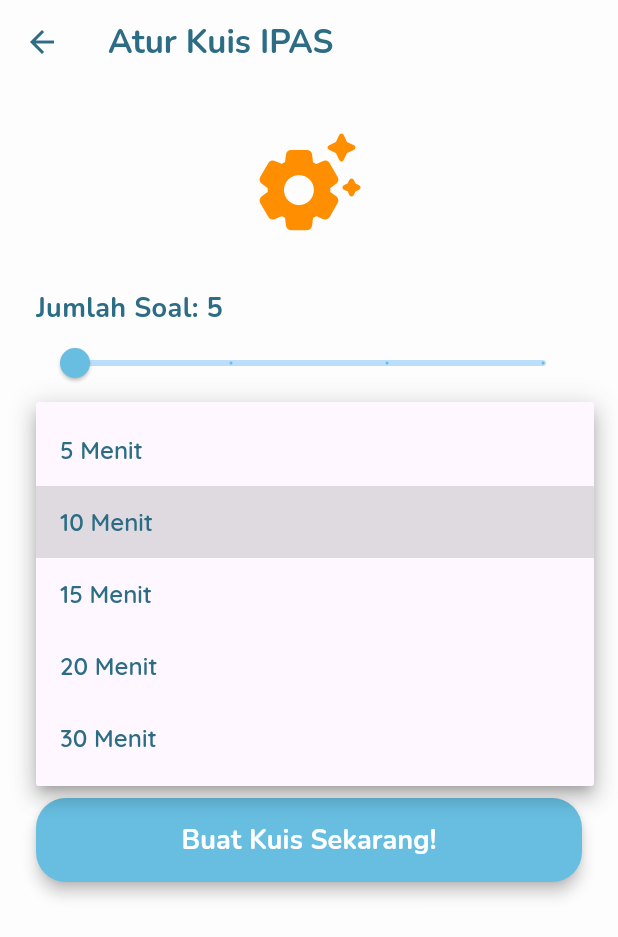
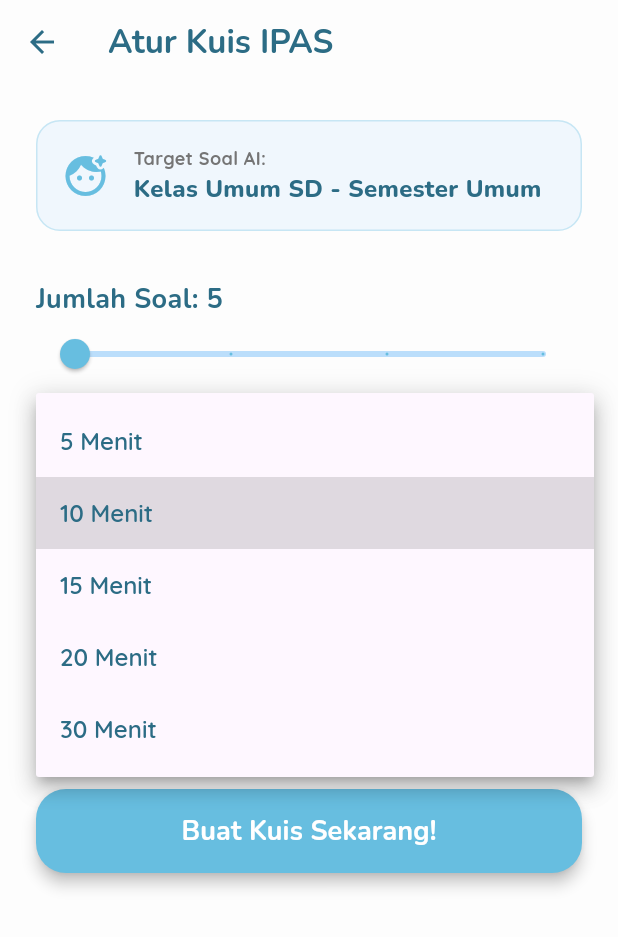
Before and after one commit to luhihsan/AjarApp, a Flutter app: the QuizConfigPage screen opened directly, after a tap on an icon or button, on a phone screen of 412 x 824 dp. Shown: the top 937 px of the screen. Run offline on Flutter 3.47's test engine with Material 3 defaults, Android fonts, the phone set to English and light mode, and no system bars; our stand-ins replace cloud_firestore, firebase_auth, firebase_core, flutter_dotenv, google_fonts, google_generative_ai; accounts and stored records are empty; generated files the repository leaves out were written again; network calls fail.

Commit message:
feat(quiz): Add quiz play page and question generator

````diff
--- a/ajarapp/lib/auth/login_page.dart
+++ b/ajarapp/lib/auth/login_page.dart
@@ -4,6 +4,7 @@ import 'package:google_fonts/google_fonts.dart';
 
 import 'register_parent_page.dart';
 import 'package:ajarapp/utils/auth_helper.dart';
+import '../main_screen/main_screen.dart';
 
 class LoginPage extends StatefulWidget {
   const LoginPage({super.key});
@@ -34,7 +35,8 @@ class _LoginPageState extends State<LoginPage> {
       );
 
       if (mounted) {
-        CustomSnackBar.show(context, "Selamat datang kembali!", isError: false);
+        CustomSnackBar.show(context, "Otentikasi berhasil. Mengalihkan...", isError: false);
+        Navigator.pushReplacement(context, MaterialPageRoute(builder: (_) => const MainScreen()));
       }
     } on FirebaseAuthException catch (e) {
       String errorMessage = AuthExceptionHandler.getMessage(e);
--- a/ajarapp/lib/main.dart
+++ b/ajarapp/lib/main.dart
@@ -2,10 +2,13 @@ import 'package:ajarapp/main_screen/main_screen.dart';
 import 'package:flutter/material.dart';
 import 'package:firebase_core/firebase_core.dart';
 import 'firebase_options.dart';
+import 'package:flutter_dotenv/flutter_dotenv.dart';
 import 'auth/landing_page.dart';
 
 void main() async {
   WidgetsFlutterBinding.ensureInitialized();
+
+  await dotenv.load(fileName: ".env");
 
   await Firebase.initializeApp(
     options: DefaultFirebaseOptions.currentPlatform,
@@ -22,7 +25,7 @@ class AjarApp extends StatelessWidget {
     return MaterialApp(
       title: 'Ajar App',
       theme: ThemeData(primarySwatch: Colors.blue),
-      home: const MainScreen(),
+      home: const LandingPage(),
     );
   }
 }
--- a/ajarapp/lib/quiz/quiz_config_page.dart
+++ b/ajarapp/lib/quiz/quiz_config_page.dart
@@ -1,7 +1,11 @@
 import 'package:flutter/material.dart';
 import 'package:google_fonts/google_fonts.dart';
+import 'package:cloud_firestore/cloud_firestore.dart';
+import 'package:firebase_auth/firebase_auth.dart';
+
 import '../services/gemini_service.dart';
 import '../models/question_model.dart';
+import 'quiz_play_page.dart';
 
 class QuizConfigPage extends StatefulWidget {
   final String mapel;
@@ -17,13 +21,69 @@ class _QuizConfigPageState extends State<QuizConfigPage> {
   final Color darkBlueText = const Color(0xFF2C6C85);
   final Color bgColor = const Color(0xFFFDFDFD);
 
-  // State untuk konfigurasi
+  // State Konfigurasi Soal
   double _jumlahSoal = 5;
   int _waktuMenit = 10;
   String _kesulitan = "Sedang";
 
+  // State Data Anak
+  String _kelasAnak = "";
+  String _semesterAnak = "";
+  bool _isLoadingData = true; // Buat nahan UI sebelum data anak keload
+
+  @override
+  void initState() {
+    super.initState();
+    _fetchChildData();
+  }
+
+  // LOGIC TARIK DATA ANAK DARI FIRESTORE
+  Future<void> _fetchChildData() async {
+    try {
+      String uidOrtu = FirebaseAuth.instance.currentUser!.uid;
+
+      // Ambil dokumen anak pertama dari sub-collection 'children'
+      var childDocs = await FirebaseFirestore.instance
+          .collection('users')
+          .doc(uidOrtu)
+          .collection('children')
+          .limit(1)
+          .get();
+
+      if (childDocs.docs.isNotEmpty) {
+        var data = childDocs.docs.first.data();
+        setState(() {
+          _kelasAnak = data['kelas'] ?? "Umum";
+          _semesterAnak = data['semester'] ?? "Umum";
+          _isLoadingData = false;
+        });
+      } else {
+        // Fallback kalau ortu belum masukin data anak
+        setState(() {
+          _kelasAnak = "Umum";
+          _semesterAnak = "Umum";
+          _isLoadingData = false;
+        });
+      }
+    } catch (e) {
+      setState(() {
+        _kelasAnak = "Umum";
+        _semesterAnak = "Umum";
+        _isLoadingData = false;
+      });
+    }
+  }
+
   @override
   Widget build(BuildContext context) {
+    // Kalau data anak belum ke-load, tampilin loading spinner
+    if (_isLoadingData) {
+      return Scaffold(
+        backgroundColor: bgColor,
+        body: Center(child: CircularProgressIndicator(color: primaryBlue)),
+      );
+    }
+
     return Scaffold(
       backgroundColor: bgColor,
       appBar: AppBar(
@@ -37,9 +97,29 @@ class _QuizConfigPageState extends State<QuizConfigPage> {
         child: Column(
           crossAxisAlignment: CrossAxisAlignment.start,
           children: [
-            // Header Image/Icon
-            Center(
-              child: Icon(Icons.settings_suggest_rounded, size: 80, color: accentOrange),
+            // Header Info Anak (Biar transparan ke Ortu kalau soalnya udah dicustomize)
+            Container(
+              padding: const EdgeInsets.all(16),
+              decoration: BoxDecoration(
+                color: Colors.blue.shade50.withOpacity(0.5),
+                borderRadius: BorderRadius.circular(16),
+                border: Border.all(color: primaryBlue.withOpacity(0.3)),
+              ),
+              child: Row(
+                children: [
+                  Icon(Icons.face_retouching_natural_rounded, color: primaryBlue, size: 32),
+                  const SizedBox(width: 16),
+                  Expanded(
+                    child: Column(
+                      crossAxisAlignment: CrossAxisAlignment.start,
+                      children: [
+                        Text("Target Soal AI:", style: GoogleFonts.quicksand(fontSize: 12, fontWeight: FontWeight.bold, color: Colors.grey.shade600)),
+                        Text("Kelas $_kelasAnak SD - Semester $_semesterAnak", style: GoogleFonts.nunito(fontSize: 16, fontWeight: FontWeight.w800, color: darkBlueText)),
+                      ],
+                    ),
+                  )
+                ],
+              ),
             ),
             const SizedBox(height: 32),
 
@@ -49,7 +129,7 @@ class _QuizConfigPageState extends State<QuizConfigPage> {
               value: _jumlahSoal,
               min: 5,
               max: 20,
-              divisions: 3, // 5, 10, 15, 20
+              divisions: 3,
               activeColor: primaryBlue,
               inactiveColor: Colors.blue.shade100,
               label: _jumlahSoal.toInt().toString(),
@@ -101,7 +181,6 @@ class _QuizConfigPageState extends State<QuizConfigPage> {
             // Tombol Generate
             ElevatedButton(
               onPressed: () async {
-                // 1. Tampilkan Loading Dialog
                 showDialog(
                   context: context,
                   barrierDismissible: false,
@@ -109,24 +188,22 @@ class _QuizConfigPageState extends State<QuizConfigPage> {
                 );
 
                 try {
-                  // 2. Panggil Gemini Service
+                  // MENGIRIM KELAS & SEMESTER KE GEMINI
                   List<QuestionModel> generatedQuestions = await GeminiService.generateQuiz(
                     mapel: widget.mapel,
                     jumlahSoal: _jumlahSoal.toInt(),
                     kesulitan: _kesulitan,
+                    kelas: _kelasAnak,
+                    semester: _semesterAnak,
                   );
 
-                  // 3. Tutup Loading
                   if (context.mounted) Navigator.pop(context);
 
-                  // 4. Navigasi ke Halaman Kuis (QuizPlayPage)
                   if (context.mounted) {
                     ScaffoldMessenger.of(context).showSnackBar(
                       const SnackBar(content: Text("Soal berhasil dibuat!"), backgroundColor: Colors.green),
                     );
 
-                    // TODO: Arahkan ke QuizPlayPage dengan membawa data generatedQuestions
-                    /*
                     Navigator.pushReplacement(
                       context,
                       MaterialPageRoute(builder: (_) => QuizPlayPage(
@@ -134,10 +211,8 @@ class _QuizConfigPageState extends State<QuizConfigPage> {
                         waktuMenit: _waktuMenit
                       ))
                     );
-                    */
                   }
                 } catch (e) {
-                  // Tutup loading jika error
                   if (context.mounted) {
                     Navigator.pop(context);
                     ScaffoldMessenger.of(context).showSnackBar(
--- a/ajarapp/lib/services/gemini_service.dart
+++ b/ajarapp/lib/services/gemini_service.dart
@@ -1,34 +1,44 @@
 import 'dart:convert';
 import 'package:google_generative_ai/google_generative_ai.dart';
-import '../models/question_model.dart'; // Import model yang tadi kita bikin
+import 'package:flutter_dotenv/flutter_dotenv.dart';
+
+import '../models/question_model.dart';
 
 class GeminiService {
-  static const String _apiKey = 'MASUKKAN_API_KEY_LO_DI_SINI';
+  static String get _apiKey => dotenv.env['GEMINI_API_KEY'] ?? '';
 
   static Future<List<QuestionModel>> generateQuiz({
     required String mapel,
     required int jumlahSoal,
     required String kesulitan,
+    required String kelas,
+    required String semester,
   }) async {
+
+    if (_apiKey.isEmpty) {
+      throw Exception("API Key tidak ditemukan. Pastikan file .env sudah diatur.");
+    }
+
     final model = GenerativeModel(
-      model: 'gemini-1.5-flash',
-      apiKey: 'AIzaSyALu_BSyAQo9p-JkHSMc0z7ILd5N8Niu98',
+      model: 'gemini-2.5-flash',
+      apiKey: _apiKey,
     );
 
     final prompt = '''
       Kamu adalah seorang guru SD yang ahli. Buatkan $jumlahSoal soal pilihan ganda untuk mata pelajaran $mapel.
-      Tingkat kesulitan: $kesulitan.
+      Target siswa: Kelas $kelas SD, Semester $semester.
+      Tingkat kesulitan soal: $kesulitan.
 
       Aturan ketat:
-      1. Kembalikan balasan HANYA dalam format array JSON yang valid.
-      2. Dilarang menambahkan teks pengantar seperti "Berikut adalah soalnya" atau menggunakan markdown block ```json.
+      1. Materi harus BENAR-BENAR sesuai dengan kurikulum kelas $kelas SD semester $semester di Indonesia.
+      2. Kembalikan balasan HANYA dalam format array JSON yang valid tanpa markdown ```json.
       3. Format JSON harus persis seperti ini:
       [
         {
           "question": "Apa fungsi klorofil pada daun?",
-          "options": ["A. Menyerap air", "B. Menyerap cahaya matahari", "C. Menghasilkan oksigen", "D. Menyimpan makanan"],
-          "correctAnswer": "B. Menyerap cahaya matahari",
-          "explanation": "Klorofil berfungsi untuk menyerap energi dari cahaya matahari yang digunakan dalam proses fotosintesis."
+          "options": ["A. Menyerap air", "B. Menyerap cahaya", "C. Menghasilkan oksigen", "D. Menyimpan makanan"],
+          "correctAnswer": "B. Menyerap cahaya",
+          "explanation": "Klorofil berfungsi menyerap cahaya matahari untuk fotosintesis."
         }
       ]
     ''';
@@ -36,12 +46,10 @@ class GeminiService {
     try {
       final response = await model.generateContent([Content.text(prompt)]);
       final String responseText = response.text ?? '[]';
+
       final cleanedText = responseText.replaceAll('```json', '').replaceAll('```', '').trim();
-
-      // Parsing JSON dari AI ke bentuk List
       final List<dynamic> jsonList = jsonDecode(cleanedText);
 
-      // Mapping dari JSON List ke List<QuestionModel>
       return jsonList.map((json) => QuestionModel.fromJson(json)).toList();
 
     } catch (e) {
--- a/ajarapp/lib/utils/auth_helper.dart
+++ b/ajarapp/lib/utils/auth_helper.dart
@@ -13,15 +13,14 @@ class AppValidator {
 
   static String? validatePassword(String? value) {
     if (value == null || value.isEmpty) return "Password wajib diisi.";
-
     if (value.length < 8 ||
         !value.contains(RegExp(r'[A-Z]')) ||
-        !value.contains(RegExp(r'[0-9]')) ||
-        !value.contains(RegExp(r'[!@#$%^&*(),.?":{}|<>]'))) {
+        !value.contains(RegExp(r'[0-9]'))) {
       return "Kriteria keamanan password belum terpenuhi.";
     }
     return null;
   }
+
 }
 
 class AuthExceptionHandler {
--- a/ajarapp/pubspec.yaml
+++ b/ajarapp/pubspec.yaml
@@ -41,6 +41,7 @@ dependencies:
   google_sign_in: ^7.1.1
   provider: ^6.1.5+1
   google_generative_ai: ^0.4.7
+  flutter_dotenv: ^6.0.1
 
 dev_dependencies:
   flutter_test:
@@ -68,6 +69,7 @@ flutter:
     - lib/assets/logo.png
     - lib/assets/parent_owl.png
     - lib/assets/baby_owl.png
+    - .env
 
   # To add assets to your application, add an assets section, like this:
   # assets:
````
Also changed, not shown: ajarapp/lib/auth/register_child_page.dart (+11 -3 lines), ajarapp/lib/auth/register_parent_page.dart (+3 -4 lines), ajarapp/pubspec.lock, 1 other file.
